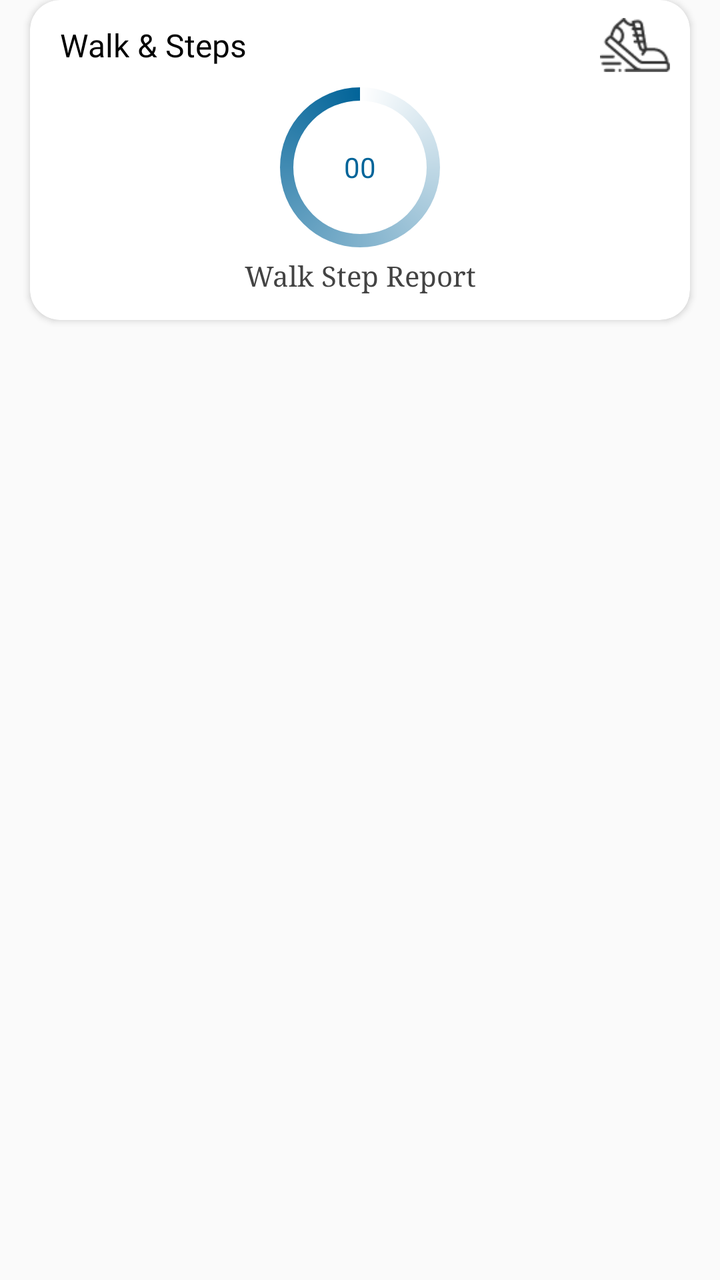
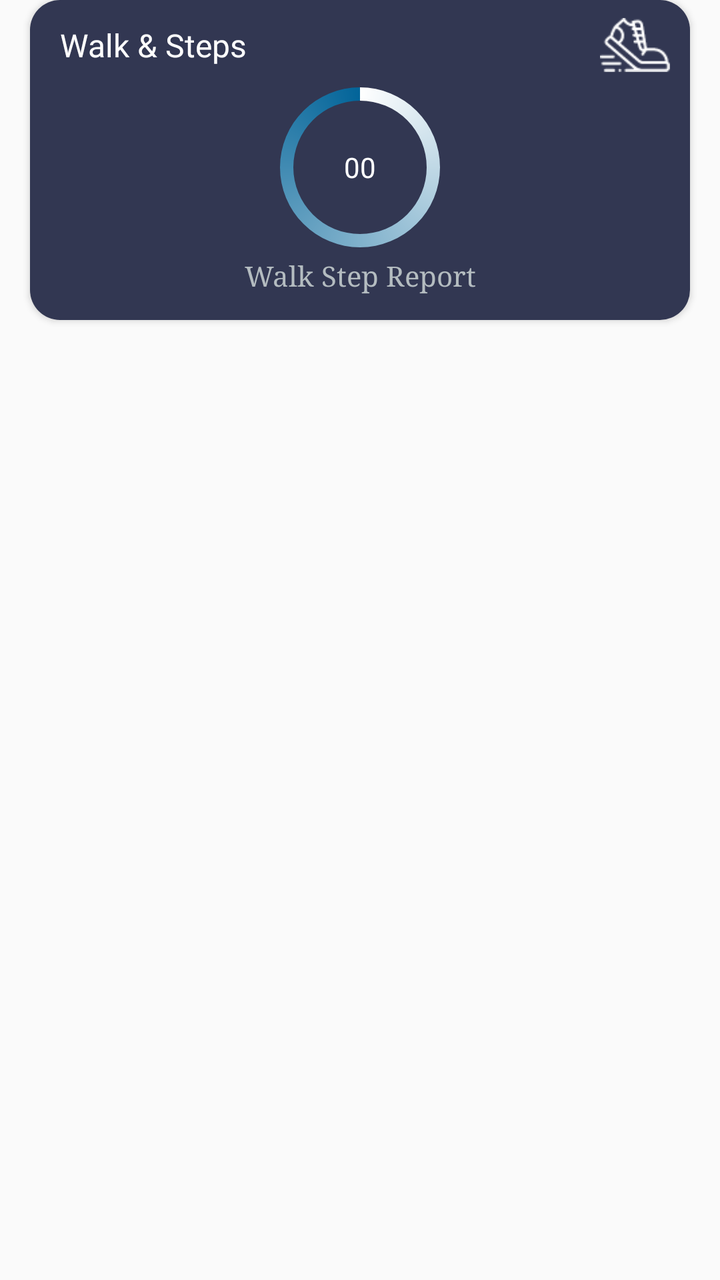

Two renders of the same Android screen: before a commit and after it. Below are the layout's source before the change and the commit's diff.
<!-- AndroidManifest.xml: application theme AppTheme -->
<!-- res/layout/card_activity_summary1.xml -->
<?xml version="1.0" encoding="utf-8"?>
<RelativeLayout xmlns:android="http://schemas.android.com/apk/res/android"
    android:layout_width="match_parent"
    android:layout_height="170dp"
    android:orientation="vertical">


    <androidx.cardview.widget.CardView xmlns:card_view="http://schemas.android.com/apk/res-auto"
        android:id="@+id/card_view"
        android:layout_width="match_parent"
        android:layout_height="160dp"
        android:layout_gravity="center"
        android:layout_marginLeft="15dp"
        android:layout_marginRight="15dp"
        android:layout_marginBottom="8dp"
        card_view:cardCornerRadius="15dp">

        <LinearLayout
            android:layout_width="match_parent"
            android:layout_height="match_parent"
            android:orientation="vertical">

            <LinearLayout
                android:layout_width="match_parent"
                android:layout_height="match_parent"
                android:layout_marginLeft="16dp"
                android:layout_marginRight="16dp"
                android:orientation="horizontal"
                android:visibility="gone">

                <ImageButton
                    android:id="@+id/prev_btn"
                    style="@style/SimpleImageButton"
                    android:layout_width="wrap_content"
                    android:layout_height="match_parent"
                    android:src="@drawable/ic_chevron_left_black_24dp" />

                <RelativeLayout
                    android:layout_width="0dp"
                    android:layout_height="wrap_content"
                    android:layout_weight="1.00">

                    <TextView
                        android:id="@+id/period"
                        style="@style/CardViewPrimaryTitle"
                        android:layout_width="match_parent"
                        android:background="?selectableItemBackgroundBorderless"
                        android:clickable="true" />

                    <TextView
                        android:id="@+id/periodSubtitle"
                        style="@style/CardViewSubTitle"
                        android:layout_width="match_parent"
                        android:layout_height="wrap_content"
                        android:layout_below="@id/period"
                        android:text="@string/activity_summary_subtitle" />

                </RelativeLayout>

                <ImageButton
                    android:id="@+id/next_btn"
                    style="@style/SimpleImageButton"
                    android:layout_width="wrap_content"
                    android:layout_height="match_parent"
                    android:layout_gravity="center_vertical"
                    android:src="@drawable/ic_chevron_right_black_24dp" />

                <ImageButton
                    android:id="@+id/periodMoreButton"
                    style="@style/SimpleImageButton"
                    android:layout_gravity="center_vertical"
                    android:src="@drawable/ic_more_vert_black_24dp" />
            </LinearLayout>

            <RelativeLayout
                android:id="@+id/relative"
                android:layout_marginTop="5dp"
                android:layout_marginLeft="10dp"
                android:layout_marginRight="10dp"
                android:layout_width="match_parent"
                android:layout_height="wrap_content">

                <ImageView
                    android:id="@+id/imag_1"
                    android:layout_width="35dp"
                    android:layout_height="35dp"
                    android:src="@mipmap/step_2"
                    android:layout_alignParentRight="true"

                    />

                <TextView
                    android:layout_width="match_parent"
                    android:layout_centerHorizontal="true"
                    android:layout_centerVertical="true"
                    android:text="Walk &amp; Steps"
                    android:textColor="@color/black"
                    android:fontFamily="@font/gothic"
                    android:textSize="16dp"
                    android:layout_marginLeft="5dp"
                    android:layout_height="wrap_content"
                    android:layout_toLeftOf="@+id/imag_1"/>


            </RelativeLayout>



                <RelativeLayout
                    android:layout_width="match_parent"
                    android:layout_height="match_parent">

                    <TextView
                        android:id="@+id/stepCount"
                        android:layout_width="wrap_content"
                        android:layout_height="wrap_content"
                        android:layout_alignParentStart="true"
                        android:layout_alignParentLeft="true"
                        android:layout_alignParentTop="true"
                        android:textAppearance="?android:attr/textAppearanceLarge"
                        android:textColor="@color/darkgrey"
                        android:textSize="40sp"
                        android:visibility="gone" />

                    <TextView
                        android:id="@+id/stepTitle"
                        android:layout_width="wrap_content"
                        android:layout_height="wrap_content"
                        android:layout_alignParentTop="true"
                        android:layout_marginTop="9dp"
                        android:layout_toEndOf="@+id/stepCount"
                        android:layout_toRightOf="@+id/stepCount"
                        android:text="@string/steps"
                        android:textColor="@color/darkgrey"
                        android:visibility="gone" />



                    <LinearLayout
                        android:layout_width="match_parent"
                        android:layout_height="wrap_content"

                        android:layout_toRightOf="@+id/stepIcon"
                        android:weightSum="1">


                        <RelativeLayout
                            android:id="@+id/rell1"
                            android:layout_width="wrap_content"
                            android:layout_height="wrap_content"
                            android:layout_marginTop="-30dp"
                            android:layout_weight="1">

                            <ProgressBar
                                android:id="@+id/progressBar"
                                style="?android:attr/progressBarStyleHorizontal"
                                android:layout_width="100dp"
                                android:layout_height="100dp"
                                android:layout_centerInParent="true"
                                android:layout_marginBottom="10dp"
                                android:indeterminate="false"
                                android:progress="0"
                                android:progressDrawable="@drawable/custom_progressbar_drawable" />


                            <TextView
                                android:id="@+id/txtProgress"
                                android:layout_width="70dp"
                                android:layout_height="wrap_content"
                                android:layout_alignBottom="@+id/progressBar"
                                android:layout_centerHorizontal="true"
                                android:layout_centerVertical="true"
                                android:gravity="center"
                                android:singleLine="true"
                                android:text="00"
                                android:textAppearance="?android:attr/textAppearanceSmall"
                                android:textColor="@color/dot_dark_screen" />


                            <TextView
                                android:layout_width="match_parent"
                                android:layout_height="wrap_content"
                                android:textAlignment="center"
                                android:layout_below="@+id/progressBar"
                                android:layout_centerHorizontal="true"
                                android:layout_marginTop="8dp"
                                android:text="Walk Step Report"
                                android:layout_marginBottom="10dp"
                                android:textColor="@color/grey_calendar"
                                android:typeface="serif" />

                        </RelativeLayout>


                        <RelativeLayout
                            android:layout_width="wrap_content"
                            android:layout_height="wrap_content"
                            android:layout_marginTop="-10dp"
                            android:layout_weight="1"
                            android:visibility="gone">

                            <ProgressBar
                                android:id="@+id/progressBar1"
                                style="?android:attr/progressBarStyleHorizontal"
                                android:layout_width="100dp"
                                android:layout_height="100dp"
                                android:layout_centerInParent="true"
                                android:layout_marginBottom="10dp"
                                android:indeterminate="false"
                                android:progress="0"
                                android:progressDrawable="@drawable/custom_progressbar_drawable"
                                android:secondaryProgress="0" />


                            <TextView
                                android:id="@+id/txtProgress1"
                                android:layout_width="70dp"
                                android:layout_height="wrap_content"
                                android:layout_alignBottom="@+id/progressBar1"
                                android:layout_centerHorizontal="true"
                                android:layout_centerVertical="true"
                                android:gravity="center"
                                android:singleLine="true"
                                android:text="5000"
                                android:textAlignment="center"
                                android:textAppearance="?android:attr/textAppearanceSmall"
                                android:textColor="@color/dot_dark_screen" />


                            <TextView
                                android:layout_width="wrap_content"
                                android:layout_height="wrap_content"
                                android:layout_below="@+id/progressBar1"
                                android:layout_centerHorizontal="true"
                                android:layout_marginTop="8dp"
                                android:text="Total Steps"
                                android:textColor="@color/black"
                                android:typeface="serif" />


                        </RelativeLayout>
                    </LinearLayout>

                    <ImageView
                        android:id="@+id/stepIcon"
                        android:layout_width="40dp"
                        android:layout_height="40dp"
                        android:layout_alignTop="@+id/stepTitle"
                        android:layout_alignParentStart="true"
                        android:layout_centerInParent="true"
                        android:src="@drawable/ic_directions_walk_65black_30dp"
                        android:visibility="gone" />
                </RelativeLayout>


                <LinearLayout
                    android:layout_width="match_parent"
                    android:layout_height="0.5dp"
                    android:layout_marginTop="5dp"
                    android:layout_marginBottom="5dp"
                    android:background="@color/darkgrey"
                    android:visibility="gone" />

                <LinearLayout
                    android:layout_width="match_parent"
                    android:layout_height="match_parent"
                    android:orientation="horizontal"
                    android:visibility="gone">

                    <RelativeLayout
                        android:layout_width="match_parent"
                        android:layout_height="match_parent"
                        android:layout_weight="1">

                        <ImageView
                            android:id="@+id/distanceIcon"
                            android:layout_width="24dp"
                            android:layout_height="24dp"
                            android:layout_alignParentStart="true"
                            android:layout_alignParentLeft="true"
                            android:layout_alignParentTop="true"
                            android:src="@drawable/ic_transfer_within_a_station_65black_30px" />

                        <TextView
                            android:id="@+id/distanceCount"
                            android:layout_width="wrap_content"
                            android:layout_height="wrap_content"
                            android:layout_centerVertical="true"
                            android:layout_marginStart="8dp"
                            android:layout_marginLeft="8dp"
                            android:layout_toEndOf="@+id/distanceIcon"
                            android:layout_toRightOf="@+id/distanceIcon"
                            android:textColor="@color/darkgrey" />

                        <TextView
                            android:id="@+id/distanceTitle"
                            android:layout_width="wrap_content"
                            android:layout_height="wrap_content"
                            android:layout_alignTop="@+id/distanceCount"
                            android:layout_marginStart="1sp"
                            android:layout_marginLeft="1sp"
                            android:layout_toEndOf="@+id/distanceCount"
                            android:layout_toRightOf="@+id/distanceCount"
                            android:textColor="@color/darkgrey" />
                    </RelativeLayout>

                    <RelativeLayout
                        android:layout_width="match_parent"
                        android:layout_height="match_parent"
                        android:layout_weight="1">

                        <ImageView
                            android:id="@+id/calorieIcon"
                            android:layout_width="24dp"
                            android:layout_height="24dp"
                            android:layout_alignParentStart="true"
                            android:layout_alignParentLeft="true"
                            android:layout_alignParentTop="true"
                            android:src="@drawable/ic_fire_65black_40dp" />

                        <TextView
                            android:id="@+id/calorieCount"
                            android:layout_width="wrap_content"
                            android:layout_height="wrap_content"
                            android:layout_centerVertical="true"
                            android:layout_marginStart="8dp"
                            android:layout_marginLeft="8dp"
                            android:layout_toEndOf="@+id/calorieIcon"
                            android:layout_toRightOf="@+id/calorieIcon"
                            android:textColor="@color/darkgrey" />

                        <TextView
                            android:id="@+id/calorieTitle"
                            android:layout_width="wrap_content"
                            android:layout_height="wrap_content"
                            android:layout_alignTop="@+id/calorieCount"
                            android:layout_marginStart="1sp"
                            android:layout_marginLeft="1sp"
                            android:layout_toEndOf="@+id/calorieCount"
                            android:layout_toRightOf="@+id/calorieCount"
                            android:text="@string/summary_card_kilocalories"
                            android:textColor="@color/darkgrey" />
                    </RelativeLayout>

                    <RelativeLayout
                        android:id="@+id/speedContainer"
                        android:layout_width="match_parent"
                        android:layout_height="match_parent"
                        android:layout_weight="1">

                        <ImageView
                            android:id="@+id/speedIcon"
                            android:layout_width="24dp"
                            android:layout_height="24dp"
                            android:layout_alignParentStart="true"
                            android:layout_alignParentLeft="true"
                            android:layout_alignParentTop="true"
                            android:src="@drawable/ic_directions_run" />

                        <TextView
                            android:id="@+id/speed"
                            android:layout_width="wrap_content"
                            android:layout_height="wrap_content"
                            android:layout_centerVertical="true"
                            android:layout_marginStart="8dp"
                            android:layout_marginLeft="8dp"
                            android:layout_toEndOf="@+id/speedIcon"
                            android:layout_toRightOf="@+id/speedIcon"
                            android:textColor="@color/darkgrey" />


                    </RelativeLayout>
                </LinearLayout>

        </LinearLayout>
    </androidx.cardview.widget.CardView>


</RelativeLayout>
<!-- resources referenced by this layout -->
<resources>
  <color name="black">#000000</color>
  <color name="darkgrey">#757575</color>
  <color name="dot_dark_screen">#026499</color>
  <color name="grey_calendar">#434343</color>
  <!-- drawable ic_directions_run (drawable) -->
  <vector xmlns:android="http://schemas.android.com/apk/res/android"
      android:width="24dp"
      android:height="24dp"
  
      android:viewportWidth="24.0"
      android:viewportHeight="24.0">
      <path
          android:fillColor="@color/black"
          android:pathData="M13.49,5.48c1.1,0 2,-0.9 2,-2s-0.9,-2 -2,-2 -2,0.9 -2,2 0.9,2 2,2zM9.89,19.38l1,-4.4 2.1,2v6h2v-7.5l-2.1,-2 0.6,-3c1.3,1.5 3.3,2.5 5.5,2.5v-2c-1.9,0 -3.5,-1 -4.3,-2.4l-1,-1.6c-0.4,-0.6 -1,-1 -1.7,-1 -0.3,0 -0.5,0.1 -0.8,0.1l-5.2,2.2v4.7h2v-3.4l1.8,-0.7 -1.6,8.1 -4.9,-1 -0.4,2 7,1.4z" />
  </vector>
  <!-- drawable ic_directions_walk_65black_30dp (drawable) -->
  <vector xmlns:android="http://schemas.android.com/apk/res/android"
      android:width="30dp"
      android:height="30dp"
      android:alpha="0.69"
      android:viewportWidth="24.0"
      android:viewportHeight="24.0">
      <path
          android:fillColor="@color/colorPrimaryDark"
          android:pathData="M13.5,5.5c1.1,0 2,-0.9 2,-2s-0.9,-2 -2,-2 -2,0.9 -2,2 0.9,2 2,2zM9.8,8.9L7,23h2.1l1.8,-8 2.1,2v6h2v-7.5l-2.1,-2 0.6,-3C14.8,12 16.8,13 19,13v-2c-1.9,0 -3.5,-1 -4.3,-2.4l-1,-1.6c-0.4,-0.6 -1,-1 -1.7,-1 -0.3,0 -0.5,0.1 -0.8,0.1L6,8.3V13h2V9.6l1.8,-0.7" />
  </vector>
  <!-- drawable ic_fire_65black_40dp (drawable) -->
  <vector xmlns:android="http://schemas.android.com/apk/res/android"
      android:width="40dp"
      android:height="40dp"
      android:alpha="0.70"
      android:viewportWidth="24.0"
      android:viewportHeight="24.0">
      <path
          android:fillColor="@color/colorPrimaryDark"
          android:pathData="M11.71,19C9.93,19 8.5,17.59 8.5,15.86C8.5,14.24 9.53,13.1 11.3,12.74C13.07,12.38 14.9,11.53 15.92,10.16C16.31,11.45 16.5,12.81 16.5,14.2C16.5,16.84 14.36,19 11.71,19M13.5,0.67C13.5,0.67 14.24,3.32 14.24,5.47C14.24,7.53 12.89,9.2 10.83,9.2C8.76,9.2 7.2,7.53 7.2,5.47L7.23,5.1C5.21,7.5 4,10.61 4,14A8,8 0,0 0,12 22A8,8 0,0 0,20 14C20,8.6 17.41,3.8 13.5,0.67Z" />
  </vector>
  <!-- drawable ic_transfer_within_a_station_65black_30px (drawable) -->
  <vector xmlns:android="http://schemas.android.com/apk/res/android"
      android:width="30dp"
      android:height="30dp"
      android:alpha="0.70"
      android:viewportWidth="24.0"
      android:viewportHeight="24.0">
      <path
          android:fillColor="@color/colorPrimary"
          android:pathData="M16.49,15.5v-1.75L14,16.25l2.49,2.5V17H22v-1.5z" />
      <path
          android:fillColor="@color/colorPrimaryDark"
          android:pathData="M19.51,19.75H14v1.5h5.51V23L22,20.5 19.51,18z" />
      <path
          android:fillColor="@color/colorPrimaryDark"
          android:pathData="M9.5,5.5c1.1,0 2,-0.9 2,-2s-0.9,-2 -2,-2 -2,0.9 -2,2 0.9,2 2,2zM5.75,8.9L3,23h2.1l1.75,-8L9,17v6h2v-7.55L8.95,13.4l0.6,-3C10.85,12 12.8,13 15,13v-2c-1.85,0 -3.45,-1 -4.35,-2.45l-0.95,-1.6C9.35,6.35 8.7,6 8,6c-0.25,0 -0.5,0.05 -0.75,0.15L2,8.3V13h2V9.65l1.75,-0.75" />
  </vector>
  <string name="activity_summary_subtitle">Summary of activities</string>
  <string name="steps">Steps</string>
  <string name="summary_card_kilocalories">kcal</string>
  <style name="AppTheme" parent="Theme.AppCompat.Light.DarkActionBar">
          
          <item name="colorPrimary">@color/colorPrimary</item>
          <item name="colorPrimaryDark">@color/colorPrimaryDark</item>
          <item name="colorAccent">@color/colorAccent</item>
      </style>
  <color name="white">#ffffff</color>
  <color name="colorPrimaryDark">#044fab</color>
  <color name="colorPrimary">#36D1DC</color>
  <color name="middlegrey">#A8A8A8</color>
  <color name="colorAccent">#03DAC5</color>
  <!-- unchanged entries left out for length: 8 -->
</resources>

<!-- the commit's change to res/layout/card_activity_summary1.xml (unified diff, before → after) -->
@@ -18,7 +18,8 @@
         <LinearLayout
             android:layout_width="match_parent"
             android:layout_height="match_parent"
-            android:orientation="vertical">
+            android:orientation="vertical"
+            android:background="#323752">
 
             <LinearLayout
                 android:layout_width="match_parent"
@@ -85,6 +86,7 @@
                     android:layout_width="35dp"
                     android:layout_height="35dp"
                     android:src="@mipmap/step_2"
+                    android:tint="@color/white"
                     android:layout_alignParentRight="true"
 
                     />
@@ -94,7 +96,7 @@
                     android:layout_centerHorizontal="true"
                     android:layout_centerVertical="true"
                     android:text="Walk &amp; Steps"
-                    android:textColor="@color/black"
+                    android:textColor="@color/white"
                     android:fontFamily="@font/gothic"
                     android:textSize="16dp"
                     android:layout_marginLeft="5dp"
@@ -174,7 +176,7 @@
                                 android:singleLine="true"
                                 android:text="00"
                                 android:textAppearance="?android:attr/textAppearanceSmall"
-                                android:textColor="@color/dot_dark_screen" />
+                                android:textColor="@color/white" />
 
 
                             <TextView
@@ -186,7 +188,7 @@
                                 android:layout_marginTop="8dp"
                                 android:text="Walk Step Report"
                                 android:layout_marginBottom="10dp"
-                                android:textColor="@color/grey_calendar"
+                                android:textColor="@color/textColor"
                                 android:typeface="serif" />
 
                         </RelativeLayout>
<!-- resource entries referenced after the edit -->
@@ -3,7 +3,7 @@
   <color name="black">#000000</color>
   <color name="darkgrey">#757575</color>
   <color name="dot_dark_screen">#026499</color>
-  <color name="grey_calendar">#434343</color>
+  <color name="textColor">#ffb4bcc0</color>
   <!-- drawable ic_directions_run (drawable) -->
   <vector xmlns:android="http://schemas.android.com/apk/res/android"
       android:width="24dp"
@@ -12,7 +12,7 @@
       android:viewportWidth="24.0"
       android:viewportHeight="24.0">
       <path
-          android:fillColor="@color/black"
+          android:fillColor="@color/textColor"
           android:pathData="M13.49,5.48c1.1,0 2,-0.9 2,-2s-0.9,-2 -2,-2 -2,0.9 -2,2 0.9,2 2,2zM9.89,19.38l1,-4.4 2.1,2v6h2v-7.5l-2.1,-2 0.6,-3c1.3,1.5 3.3,2.5 5.5,2.5v-2c-1.9,0 -3.5,-1 -4.3,-2.4l-1,-1.6c-0.4,-0.6 -1,-1 -1.7,-1 -0.3,0 -0.5,0.1 -0.8,0.1l-5.2,2.2v4.7h2v-3.4l1.8,-0.7 -1.6,8.1 -4.9,-1 -0.4,2 7,1.4z" />
   </vector>
   <!-- drawable ic_directions_walk_65black_30dp (drawable) -->
@@ -23,7 +23,7 @@
       android:viewportWidth="24.0"
       android:viewportHeight="24.0">
       <path
-          android:fillColor="@color/colorPrimaryDark"
+          android:fillColor="@color/white"
           android:pathData="M13.5,5.5c1.1,0 2,-0.9 2,-2s-0.9,-2 -2,-2 -2,0.9 -2,2 0.9,2 2,2zM9.8,8.9L7,23h2.1l1.8,-8 2.1,2v6h2v-7.5l-2.1,-2 0.6,-3C14.8,12 16.8,13 19,13v-2c-1.9,0 -3.5,-1 -4.3,-2.4l-1,-1.6c-0.4,-0.6 -1,-1 -1.7,-1 -0.3,0 -0.5,0.1 -0.8,0.1L6,8.3V13h2V9.6l1.8,-0.7" />
   </vector>
   <!-- drawable ic_fire_65black_40dp (drawable) -->
@@ -34,7 +34,7 @@
       android:viewportWidth="24.0"
       android:viewportHeight="24.0">
       <path
-          android:fillColor="@color/colorPrimaryDark"
+          android:fillColor="@color/white"
           android:pathData="M11.71,19C9.93,19 8.5,17.59 8.5,15.86C8.5,14.24 9.53,13.1 11.3,12.74C13.07,12.38 14.9,11.53 15.92,10.16C16.31,11.45 16.5,12.81 16.5,14.2C16.5,16.84 14.36,19 11.71,19M13.5,0.67C13.5,0.67 14.24,3.32 14.24,5.47C14.24,7.53 12.89,9.2 10.83,9.2C8.76,9.2 7.2,7.53 7.2,5.47L7.23,5.1C5.21,7.5 4,10.61 4,14A8,8 0,0 0,12 22A8,8 0,0 0,20 14C20,8.6 17.41,3.8 13.5,0.67Z" />
   </vector>
   <!-- drawable ic_transfer_within_a_station_65black_30px (drawable) -->
@@ -48,10 +48,10 @@
           android:fillColor="@color/colorPrimary"
           android:pathData="M16.49,15.5v-1.75L14,16.25l2.49,2.5V17H22v-1.5z" />
       <path
-          android:fillColor="@color/colorPrimaryDark"
+          android:fillColor="@color/smoking_cost1"
           android:pathData="M19.51,19.75H14v1.5h5.51V23L22,20.5 19.51,18z" />
       <path
-          android:fillColor="@color/colorPrimaryDark"
+          android:fillColor="@color/colorgrey"
           android:pathData="M9.5,5.5c1.1,0 2,-0.9 2,-2s-0.9,-2 -2,-2 -2,0.9 -2,2 0.9,2 2,2zM5.75,8.9L3,23h2.1l1.75,-8L9,17v6h2v-7.55L8.95,13.4l0.6,-3C10.85,12 12.8,13 15,13v-2c-1.85,0 -3.45,-1 -4.35,-2.45l-0.95,-1.6C9.35,6.35 8.7,6 8,6c-0.25,0 -0.5,0.05 -0.75,0.15L2,8.3V13h2V9.65l1.75,-0.75" />
   </vector>
   <string name="activity_summary_subtitle">Summary of activities</string>
@@ -64,10 +64,12 @@
           <item name="colorAccent">@color/colorAccent</item>
       </style>
   <color name="white">#ffffff</color>
-  <color name="colorPrimaryDark">#044fab</color>
-  <color name="colorPrimary">#36D1DC</color>
+  <color name="colorPrimaryDark">#1F2339</color>
+  <color name="colorPrimary">#434A71</color>
+  <color name="smoking_cost1">#e44035</color>
+  <color name="colorgrey">#ffe5e4e4</color>
   <color name="middlegrey">#A8A8A8</color>
-  <color name="colorAccent">#03DAC5</color>
+  <color name="colorAccent">#1F2339</color>
   <!-- unchanged entries left out for length: 8 -->
 </resources>
 
